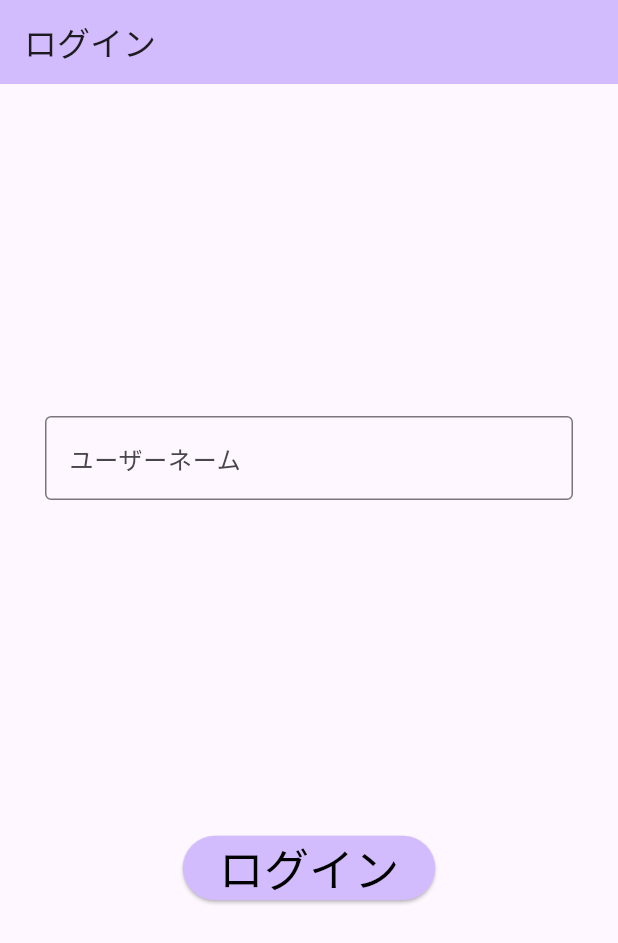
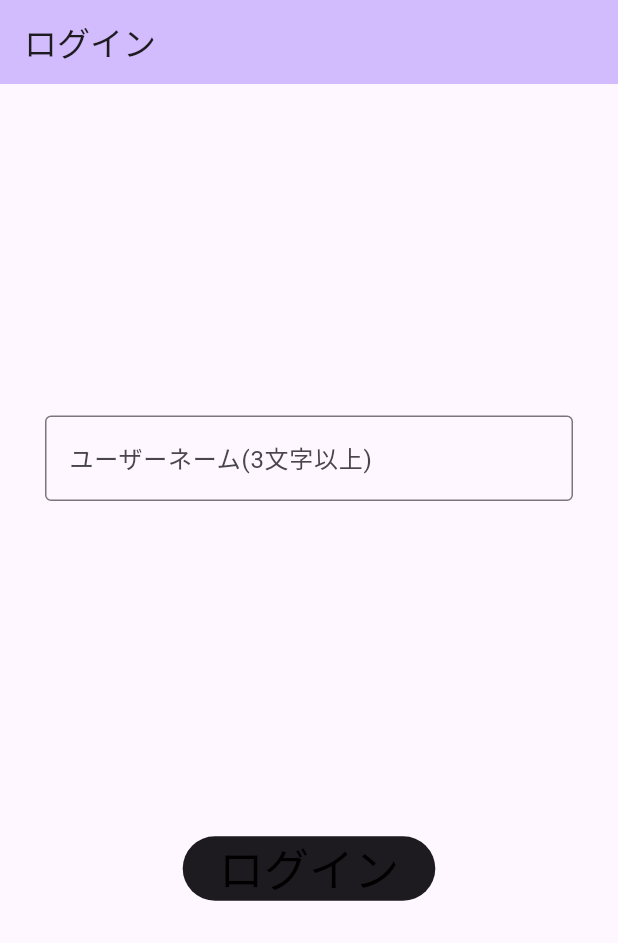
Before and after one commit to Tabatat/hooks_riverpod_sample, a Flutter app: the screen it shows after launch, on a phone screen of 412 x 824 dp. Shown: the top 943 px of the screen. Run offline on Flutter 3.47's test engine with Material 2 defaults, Android fonts, the light colour scheme and no system bars; our stand-ins replace flutter_hooks, hooks_riverpod.

Commit message:
ログイン画面にhooksを追加

```diff
--- a/lib/provider.dart
+++ b/lib/provider.dart
@@ -6,8 +6,8 @@ import 'vegetable.dart';
 ///ここで使うのはStateProvider、簡単な値を保持するために使われる。
 ///他のProviderは↓参照
 ///https://docs-v2.riverpod.dev/docs/concepts/providers#different-types-of-providers
-///String型を保持し、初期値は"ゲスト"で定義してる。
-final usernameProvider = StateProvider<String>((ref) => "ゲスト");
+///String型を保持し、初期値は""で定義してる。
+final usernameProvider = StateProvider<String>((ref) => "");
 
 ///カートアイテムを保持するプロバイダー。
 ///ここで管理するのはList<Vegetable>という単純じゃない値なので、StateNotifierProviderを使用する。
--- a/lib/screen/item_list_screen.dart
+++ b/lib/screen/item_list_screen.dart
@@ -9,7 +9,9 @@ class ItemListScreen extends HookConsumerWidget {
 
   @override
   Widget build(BuildContext context, WidgetRef ref) {
-    ///usernameとcartをproviderから取得
+    ///WidgetRefを使用してproviderを呼び出す。
+    ///ref.watchとref.readがある。
+    ///watchで宣言した場合、providerの値が変更されるたびに再評価される。
     final username = ref.watch(usernameProvider);
     final cart = ref.watch(cartItemProvider);
 
--- a/lib/screen/login_screen.dart
+++ b/lib/screen/login_screen.dart
@@ -1,5 +1,6 @@
 import 'package:flutter/material.dart';
 import 'package:hooks_riverpod/hooks_riverpod.dart';
+import 'package:flutter_hooks/flutter_hooks.dart';
 
 import '../provider.dart';
 
@@ -11,10 +12,31 @@ class LoginScreen extends HookConsumerWidget {
 
   @override
   Widget build(BuildContext context, WidgetRef ref) {
-    ///WidgetRefを使用してproviderを呼び出す。
-    ///ref.watchとref.readがある。
-    ///watchで宣言した場合、providerの値が変更されるたびに再評価される。
-    final username = ref.watch(usernameProvider);
+    ///TextFieldに挿すcontroller
+    ///hooksが提供しているuseTextEditingControllerを使う
+    final controller = useTextEditingController();
+
+    ///ログインボタンのアクティブを管理するuseState
+    ///アクティブ状態はわざわざriverpodに切り出すほどでもないが、
+    ///管理する必要のある値なのでhookで管理している。(勿論riverpodだけでも同じような実装は出来る)
+    final isActive = useState(false);
+
+    ///Reactと同じように使えるuseEffect
+    useEffect(() {
+      return () {
+        ///returnの中に書いた処理はWidgetが破棄される際に呼ばれる。
+        ///今回はcontrollerを破棄している。
+        controller.dispose();
+      };
+      ///第二引数を[]にすることで初回のみ呼ばれるようにしている。
+    }, []);
+
+    ///入力フォームを変更した際に呼ばれる
+    ///ログインボタンのアクティブを切り替える役割
+    void handleTextChange(String text) {
+      isActive.value = 3 <= text.length;
+    }
+
     return Scaffold(
       appBar: AppBar(
         backgroundColor: Theme.of(context).colorScheme.inversePrimary,
@@ -30,16 +52,16 @@ class LoginScreen extends HookConsumerWidget {
           children: [
             ///ユーザーネーム 入力フォーム
             TextField(
+              ///用意したcontrollerを挿す
+              controller: controller,
               decoration: const InputDecoration(
                 border: OutlineInputBorder(),
-                hintText: 'ユーザーネーム',
+                hintText: 'ユーザーネーム(3文字以上)',
               ),
-
               ///テキストフィールドの値が変化した時に呼び出される。
               ///valueに入力されたテキストが入ってる(String)
               onChanged: (value) {
-                ///stateProviderの値を直接変更してる。
-                ref.read(usernameProvider.notifier).state = value;
+                handleTextChange(value);
               },
             ),
 
@@ -47,11 +69,19 @@ class LoginScreen extends HookConsumerWidget {
             ElevatedButton(
 
                 ///ボタン押下時のイベント
-                onPressed: () => Navigator.pushNamed(context, '/itemList'),
+                ///isActiveの値を見て切り替えている。
+                onPressed: isActive.value ? () {
+                  ///stateProviderの値を直接変更してる。
+                  ref.read(usernameProvider.notifier).state = controller.text;
+
+                  Navigator.pushNamed(context, '/itemList');
+                } : null,
 
                 ///背景色を指定
                 style: TextButton.styleFrom(
-                  backgroundColor: Theme.of(context).colorScheme.inversePrimary,
+                  backgroundColor: isActive.value ?
+                  Theme.of(context).colorScheme.inversePrimary:
+                  Theme.of(context).colorScheme.onBackground,
                 ),
 
                 ///ボタンの中に表示するテキスト
```
